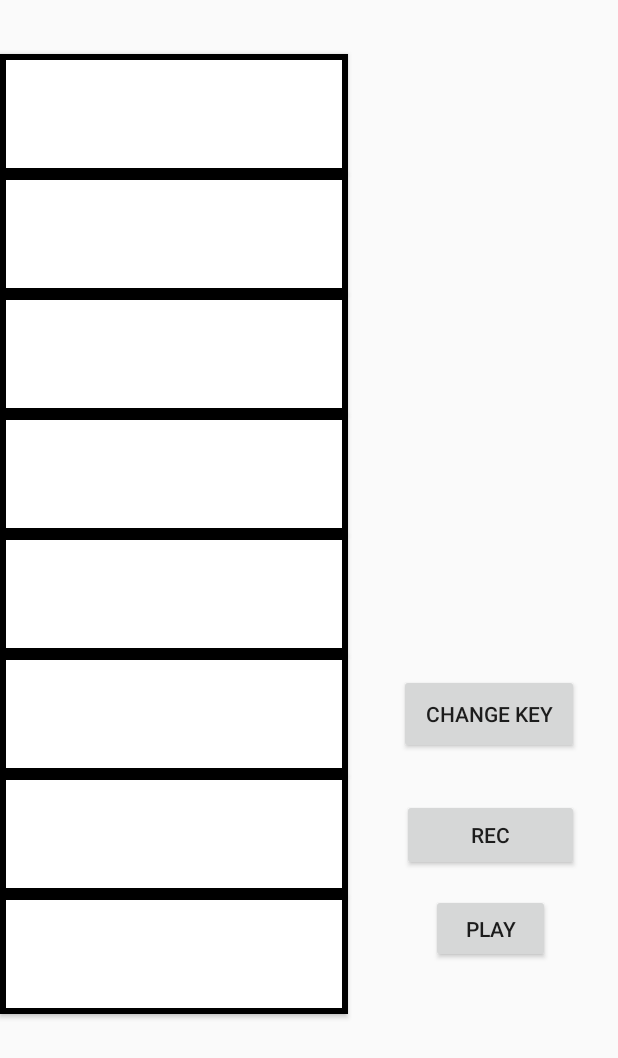
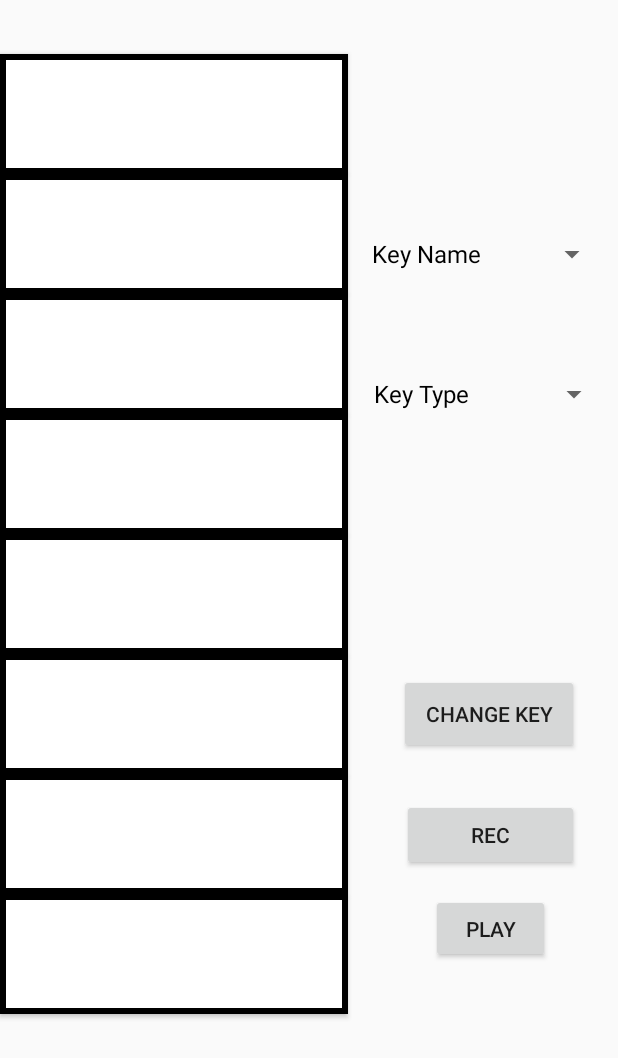
Before and after one commit to CSaintos/ChirpNote, an Android app: the SmartKeyboardActivity screen opened directly, with no data from a screen before it, on a phone screen of 412 x 824 dp. Shown: the top 1058 px of the screen. Run offline under Robolectric (Android 15) with nearby library versions, the phone set to English and light mode, and no system bars; libraries missing offline, so code that uses them is left out: org.billthefarmer.mididriver; 3 statements that could not run were skipped.

Commit message:
implemented spinner buttons for key name and key type
need to use those inputs to change the session key

```diff
--- a/app/src/main/java/com/example/chirpnote/activities/SmartKeyboardActivity.java
+++ b/app/src/main/java/com/example/chirpnote/activities/SmartKeyboardActivity.java
@@ -6,7 +6,11 @@ import android.view.MotionEvent;
 import android.view.View;
 import android.view.View.OnClickListener;
 import android.view.View.OnTouchListener;
+import android.widget.AdapterView;
+import android.widget.ArrayAdapter;
 import android.widget.Button;
+import android.widget.Spinner;
+import android.widget.Toast;
 
 import androidx.appcompat.app.AppCompatActivity;
 
@@ -20,17 +24,35 @@ import org.billthefarmer.mididriver.MidiDriver;
 import org.billthefarmer.mididriver.ReverbConstants;
 
 import java.util.ArrayList;
+import java.util.List;
 
 public class SmartKeyboardActivity extends AppCompatActivity {
 
     private MidiDriver midiDriver;
     private ArrayList<MusicNote> pianoKeys;
     RealTimeMelody melody;
+    private Spinner keyTypeSpinner;
+    String keyNameChoice;
+    String keyTypeChoice;
+
+    Button changeKeyNameSpinner;
+
+    List<String> keyTypeList = new ArrayList<>();
+    List<String> keyNameList = new ArrayList<>();
 
     @Override
     protected void onCreate(Bundle savedInstanceState) {
         super.onCreate(savedInstanceState);
         setContentView(R.layout.activity_smart_keyboard);
+
+        Session session = new Session("Session1", new Key(Key.RootNote.D, Key.Type.HARMONIC_MINOR), 120);
+
+
+
+        initializeKeyNameList(session);
+        initializeKeyTypeList(session);
+
+//        System.out.println(keyNameList.get(0));
 
         Button recordButton = (Button) findViewById(R.id.recordButton);
         Button playButton = (Button) findViewById(R.id.playButton);
@@ -38,7 +60,50 @@ public class SmartKeyboardActivity extends AppCompatActivity {
         Context context = this;
         String melodyFilePath = context.getFilesDir().getPath() + "/melody.mid";
 
-        Session session = new Session("Session1", new Key(Key.RootNote.D, Key.Type.HARMONIC_MINOR), 120);
+
+        // set user input key name and type to new key in session
+        Spinner keyNameSpinner = findViewById(R.id.spinner_key_name);
+        ArrayAdapter keyNameAdapter = new ArrayAdapter(this, android.R.layout.simple_spinner_dropdown_item, keyNameList);
+        keyNameSpinner.setAdapter(keyNameAdapter);
+        keyNameSpinner.setOnItemSelectedListener(new AdapterView.OnItemSelectedListener() {
+            @Override
+            public void onItemSelected(AdapterView<?> parent, View view, int position, long id) {
+                keyNameChoice = parent.getItemAtPosition(position).toString();
+//                Toast.makeText(getApplicationContext(), keyNameChoice, Toast.LENGTH_LONG).show();
+                Toast.makeText(SmartKeyboardActivity.this, keyNameChoice, Toast.LENGTH_LONG).show();
+            }
+            @Override
+            public void onNothingSelected(AdapterView<?> parent) {
+
+            }
+        });
+
+        Spinner keyTypeSpinner = findViewById(R.id.spinner_key_type);
+        ArrayAdapter keyTypeAdapter = new ArrayAdapter(this, android.R.layout.simple_spinner_dropdown_item, keyTypeList);
+        keyTypeSpinner.setAdapter(keyTypeAdapter);
+        keyTypeSpinner.setOnItemSelectedListener(new AdapterView.OnItemSelectedListener() {
+            @Override
+            public void onItemSelected(AdapterView<?> parent, View view, int position, long id) {
+                keyTypeChoice = parent.getItemAtPosition(position).toString();
+                Toast.makeText(getApplicationContext(), keyTypeChoice, Toast.LENGTH_LONG).show();
+            }
+            @Override
+            public void onNothingSelected(AdapterView<?> parent) {
+
+            }
+        });
+
+
+//        keyNameSpinner.setOnClickListener(new OnClickListener()
+//        {
+//            @Override
+//            public void onClick(View v)
+//            {
+////                View currentView = getLayoutInflater().inflate(R.layout.activity_smart_keyboard, null, false);
+////                AppCompatSpinner keyTypeSpinner = (AppCompatSpinner)currentView.findViewById(R.id.spinner_key_type);
+//            }
+//        });
+
 
 
         /** Allows the user to switch between keys whenever they want */
@@ -161,6 +226,24 @@ public class SmartKeyboardActivity extends AppCompatActivity {
         }
     }
 
+    private void initializeKeyNameList(Session session)
+    {
+        keyNameList.add("Key Name");
+        for (int i = 0; i < Key.RootNote.values().length; i++)
+        {
+            //System.out.println("===============PASS===================");
+            keyNameList.add(Key.RootNote.values()[i].toString());
+            //System.out.println(temp.get(i));
+        }
+    }
+
+    private void initializeKeyTypeList(Session session)
+    {
+        keyTypeList.add("Key Type");
+        keyTypeList.add("Major");
+        keyTypeList.add("Minor");
+    }
+
     @Override
     protected void onResume() {
         super.onResume();
--- /dev/null
+++ b/app/src/main/res/color/button_grey_color.xml
@@ -0,0 +1,4 @@
+<?xml version="1.0" encoding="utf-8"?>
+<selector xmlns:android="http://schemas.android.com/apk/res/android">
+    <item android:color="#d6d7d7" />
+</selector>
--- a/app/src/main/res/layout/activity_smart_keyboard.xml
+++ b/app/src/main/res/layout/activity_smart_keyboard.xml
@@ -94,6 +94,29 @@
         app:layout_constraintStart_toStartOf="parent"
         app:layout_constraintTop_toTopOf="parent" />
 
+
+    <Spinner
+        android:id="@+id/spinner_key_name"
+        android:layout_width="165dp"
+        android:layout_height="55dp"
+        app:layout_constraintBottom_toBottomOf="parent"
+        app:layout_constraintEnd_toEndOf="parent"
+        app:layout_constraintHorizontal_bias="0.972"
+        app:layout_constraintStart_toStartOf="parent"
+        app:layout_constraintTop_toTopOf="parent"
+        app:layout_constraintVertical_bias="0.185" />
+
+    <Spinner
+        android:id="@+id/spinner_key_type"
+        android:layout_width="165dp"
+        android:layout_height="55dp"
+        app:layout_constraintBottom_toBottomOf="parent"
+        app:layout_constraintEnd_toEndOf="parent"
+        app:layout_constraintHorizontal_bias="0.978"
+        app:layout_constraintStart_toStartOf="parent"
+        app:layout_constraintTop_toTopOf="parent"
+        app:layout_constraintVertical_bias="0.306" />
+
     <Button
         android:id="@+id/recordButton"
         android:layout_width="118dp"
@@ -130,4 +153,8 @@
         app:layout_constraintTop_toBottomOf="@+id/key5" />
 
 
+
+
+
+
 </androidx.constraintlayout.widget.ConstraintLayout>
```
